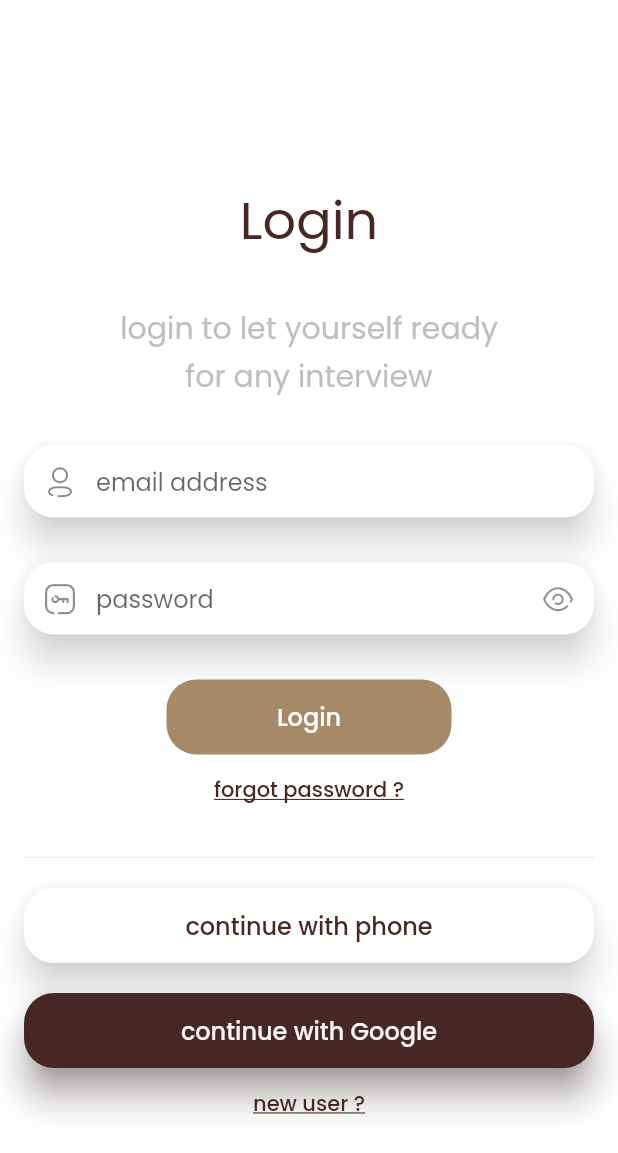
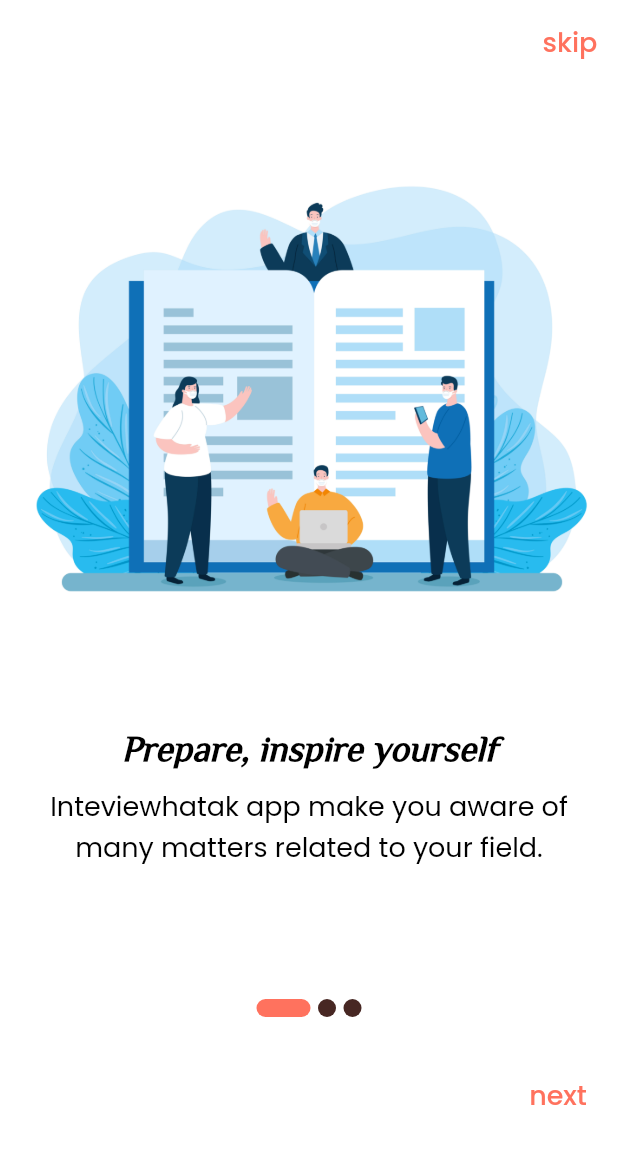
Before and after one commit to KarimSlama/interviewhatak, a Flutter app: the screen it shows after launch, on a phone screen of 412 x 824 dp. Shown: the top 1153 px of the screen. Run offline on Flutter 3.47's test engine with Material 2 defaults, Android fonts, the phone set to English and light mode, and no system bars; drawn by our look-alikes of smooth_page_indicator; our stand-ins replace bloc, cloud_firestore, conditional_builder_null_safety, curved_navigation_bar, firebase_auth, firebase_core and 7 more; missing offline and left inert: icon_broken; accounts and stored records are empty.

Commit message:
interviewhatak

```diff
--- a/lib/models/question_model.dart
+++ b/lib/models/question_model.dart
@@ -1,33 +1,49 @@
 class QuestionModel {
   String? question;
   String? answer;
-  String? questionDateTime;
+  String? firstImage;
+  String? secondImage;
+  String? subAnswer;
   String? fieldName;
   String? categoryName;
+  bool? isFavorite;
+  String? sectionName;
 
   QuestionModel({
     this.question,
     this.answer,
-    this.questionDateTime,
     this.fieldName,
+    this.firstImage,
+    this.secondImage,
+    this.subAnswer,
     this.categoryName,
+    this.sectionName,
+    this.isFavorite,
   });
 
   QuestionModel.fromJson(Map<String, dynamic> json) {
     question = json['question'];
     answer = json['answer'];
-    questionDateTime = json['questionDateTime'];
     fieldName = json['fieldName'];
+    firstImage = json['firstImage'];
+    secondImage = json['secondImage'];
+    subAnswer = json['subAnswer'];
     categoryName = json['categoryName'];
+    sectionName = json['sectionName'];
+    isFavorite = json['isFavorite'];
   }
 
   Map<String, dynamic> toMap() {
     return {
       'question': question,
       'answer': answer,
-      'questionDateTime': questionDateTime,
       'fieldName': fieldName,
+      'firstImage': firstImage,
+      'secondImage': secondImage,
+      'subAnswer': subAnswer,
       'categoryName': categoryName,
+      'sectionName': sectionName,
+      'isFavorite': isFavorite,
     };
   }
 }
--- /dev/null
+++ b/lib/models/section_model.dart
@@ -0,0 +1,33 @@
+class SectionModel {
+  String? image;
+  String? sectionName;
+  String? sectionDateTime;
+  String? fieldName;
+  String? categoryName;
+
+  SectionModel({
+    this.image,
+    this.sectionName,
+    this.sectionDateTime,
+    this.fieldName,
+    this.categoryName,
+  });
+
+  SectionModel.fromJson(Map<String, dynamic> json) {
+    image = json['image'];
+    sectionName = json['sectionName'];
+    sectionDateTime = json['sectionDateTime'];
+    fieldName = json['fieldName'];
+    categoryName = json['categoryName'];
+  }
+
+  Map<String, dynamic> toMap() {
+    return {
+      'image': image,
+      'sectionDateTime': sectionDateTime,
+      'fieldName': fieldName,
+      'sectionName': sectionName,
+      'categoryName': categoryName,
+    };
+  }
+}
--- /dev/null
+++ b/lib/modules/on_boarding/on_boarding.dart
@@ -0,0 +1,193 @@
+import 'package:flutter/material.dart';
+import 'package:interview/modules/login_screen/login_screen.dart';
+import 'package:interview/shared/components/components.dart';
+import 'package:interview/shared/components/constants.dart';
+import 'package:interview/shared/data/cache_helper.dart';
+import 'package:smooth_page_indicator/smooth_page_indicator.dart';
+
+class OnBoardingScreen extends StatefulWidget {
+  const OnBoardingScreen({Key? key}) : super(key: key);
+
+  @override
+  State<OnBoardingScreen> createState() => _OnBoardingScreenState();
+}
+
+class _OnBoardingScreenState extends State<OnBoardingScreen> {
+  var pageController = PageController();
+
+  List<BoardingModel> boarding = [
+    BoardingModel(
+      image: 'assets/images/interview_1.jpg',
+      title: 'Prepare, inspire yourself',
+      body:
+          'Inteviewhatak app make you aware of many matters related to your field.',
+    ),
+    BoardingModel(
+      image: 'assets/images/interview_2.jpg',
+      title: 'Be sure of yourself',
+      body:
+          'Inteviewhatak app will trust you through practice with more questions.',
+    ),
+    BoardingModel(
+      image: 'assets/images/interview_3.jpg',
+      title: 'Receive an offer to work',
+      body:
+          'Interviewhatak app will enable you to get the work you wish to get throughout the time.',
+    ),
+  ];
+
+  bool isLast = false;
+
+  @override
+  Widget build(BuildContext context) {
+    return Scaffold(
+      appBar: AppBar(
+        actions: [
+          TextButton(
+              onPressed: () {
+                submit();
+              },
+              child: Text(
+                'skip',
+                style: TextStyle(
+                  color: secondColor,
+                  fontSize: 18.0,
+                ),
+              )),
+        ],
+      ),
+      body: Column(
+        children: [
+          Container(
+            width: double.infinity,
+            height: 600.0,
+            child: PageView.builder(
+              onPageChanged: (value) {
+                if (value == boarding.length - 1) {
+                  setState(() {
+                    isLast = true;
+                  });
+                } else {
+                  setState(() {
+                    isLast = false;
+                  });
+                }
+              },
+              controller: pageController,
+              physics: const BouncingScrollPhysics(),
+              itemBuilder: (context, index) =>
+                  buildBoardingItems(boarding[index]),
+              itemCount: boarding.length,
+            ),
+          ),
+          const SizedBox(
+            height: 10.0,
+          ),
+          SmoothPageIndicator(
+            controller: pageController,
+            count: boarding.length,
+            effect: ExpandingDotsEffect(
+                dotWidth: 12.0,
+                dotHeight: 12.0,
+                spacing: 5.0,
+                expansionFactor: 3.0,
+                dotColor: mainColor,
+                activeDotColor: secondColor),
+          ),
+          const SizedBox(
+            height: 20.0,
+          ),
+          Padding(
+            padding: const EdgeInsets.all(8.0),
+            child: Row(
+              mainAxisAlignment: MainAxisAlignment.end,
+              children: [
+                TextButton(
+                  onPressed: () {
+                    if (isLast) {
+                      submit();
+                    }
+                    pageController.nextPage(
+                      duration: const Duration(seconds: 1),
+                      curve: Curves.fastLinearToSlowEaseIn,
+                    );
+                  },
+                  child: isLast
+                      ? Text(
+                          'start',
+                          style: TextStyle(
+                            color: secondColor,
+                            fontSize: 18.0,
+                          ),
+                        )
+                      : Text(
+                          'next',
+                          style: TextStyle(
+                            color: secondColor,
+                            fontSize: 18.0,
+                          ),
+                        ),
+                ),
+              ],
+            ),
+          ),
+        ],
+      ),
+    );
+  } //end build()
+
+  void submit() {
+    CacheHelper.saveData(key: 'onBoarding', value: true).then((value) {
+      if (value!) navigateAndFinish(context, const LoginScreen());
+    });
+  }
+
+  Widget buildBoardingItems(BoardingModel model) => Padding(
+        padding: const EdgeInsets.all(14.0),
+        child: Column(
+          children: [
+            Image(
+              image: AssetImage(model.image),
+              width: double.infinity,
+              height: 400.0,
+            ),
+            const SizedBox(
+              height: 15.0,
+            ),
+            Text(
+              model.title,
+              style: const TextStyle(
+                fontSize: 24.0,
+                fontStyle: FontStyle.italic,
+                fontWeight: FontWeight.w600,
+                fontFamily: 'Philosopher',
+                color: Colors.black,
+              ),
+            ),
+            const SizedBox(
+              height: 12.0,
+            ),
+            Text(
+              model.body,
+              textAlign: TextAlign.center,
+              style: const TextStyle(
+                fontSize: 18.0,
+                color: Colors.black,
+              ),
+            ),
+          ],
+        ),
+      );
+} //end class
+
+class BoardingModel {
+  final String image;
+  final String title;
+  final String body;
+
+  BoardingModel({
+    required this.image,
+    required this.title,
+    required this.body,
+  });
+}
--- a/lib/shared/cubit/states/home_state.dart
+++ b/lib/shared/cubit/states/home_state.dart
@@ -52,6 +52,10 @@ class GetFieldDataErrorState extends HomeState {
   GetFieldDataErrorState(this.error);
 }
 
+class GetSectionsLoadingState extends HomeState {}
+
+class GetSectionsDataSuccessState extends HomeState {}
+
 class GetQuestionsLoadingState extends HomeState {}
 
 class GetQuestionsDataSuccessState extends HomeState {}
@@ -105,3 +109,9 @@ class ContactMessageErrorState extends HomeState {
 
   ContactMessageErrorState(this.error);
 }
+
+class SearchForDataLoading extends HomeState {}
+
+class SearchForDataSuccess extends HomeState {}
+
+class SearchForDataError extends HomeState {}
--- a/pubspec.yaml
+++ b/pubspec.yaml
@@ -50,6 +50,7 @@ dependencies:
   firebase_storage: ^11.0.10
   image_picker: ^0.8.6+1
   url_launcher: ^6.1.8
+  smooth_page_indicator: ^1.0.0+2
 
 dev_dependencies:
   flutter_test:
@@ -74,8 +75,8 @@ flutter:
   uses-material-design: true
 
   # To add assets to your application, add an assets section, like this:
-  # assets:
-  #   - images/a_dot_burr.jpeg
+  assets:
+    - assets/images/
   #   - images/a_dot_ham.jpeg
 
   # An image asset can refer to one or more resolution-specific "variants", see
```
Also changed, not shown: lib/layouts/home_layout.dart (+8 -5 lines), lib/modules/field_details_screen/field_details_screen.dart (+15 -13 lines), lib/modules/questions_screen/questions_screen.dart (+71 -2 lines), lib/modules/search_screen/search_screen.dart (added, +83 -0 lines), lib/modules/sections_screen/sections_screen.dart (added, +140 -0 lines), lib/modules/spalsh_screen/splash_screen.dart (+12 -4 lines), lib/shared/cubit/cubit/home_cubit.dart (+46 -6 lines), assets/images/interview_1.jpg (added), assets/images/interview_2.jpg (added), assets/images/interview_3.jpg (added), pubspec.lock.
